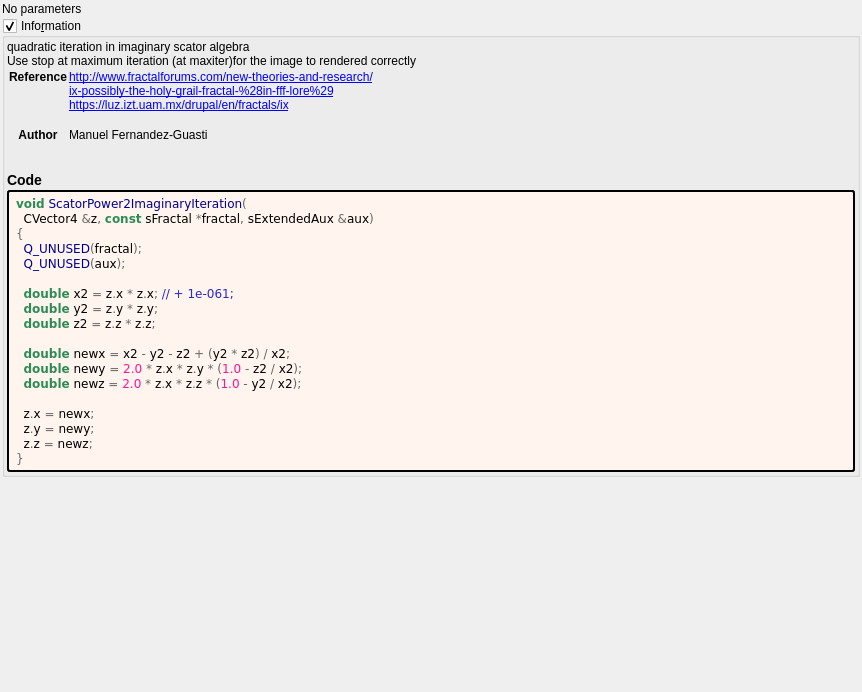
First picture: the form in mandelbulber2/formula/ui/scator_power2_imaginary.ui, repository buddhi1980/mandelbulber2, before the edit.
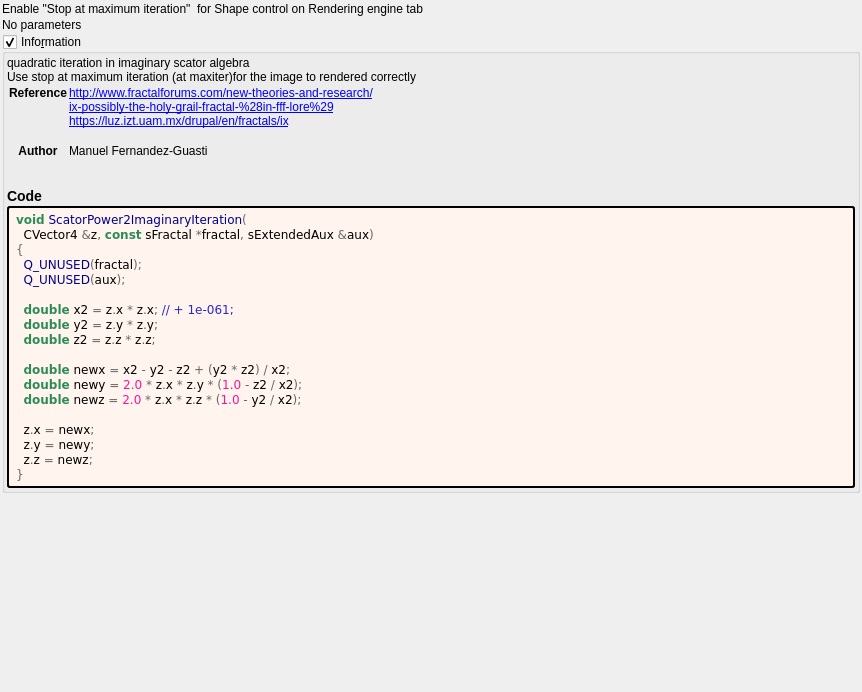
Second picture: the form after the edit. Custom widgets are drawn as their Qt base class.

Diff of the .ui file:
```diff
--- a/mandelbulber2/formula/ui/scator_power2_imaginary.ui
+++ b/mandelbulber2/formula/ui/scator_power2_imaginary.ui
@@ -29,6 +29,13 @@
    <property name="bottomMargin">
     <number>2</number>
    </property>
+   <item>
+    <widget class="QLabel" name="label_2">
+     <property name="text">
+      <string>Enable &quot;Stop at maximum iteration&quot;  for Shape control on Rendering engine tab</string>
+     </property>
+    </widget>
+   </item>
    <item>
     <widget class="QLabel" name="label">
      <property name="text">
```
Left out of the diff: 4 changed lines with no effect on the pictures.
